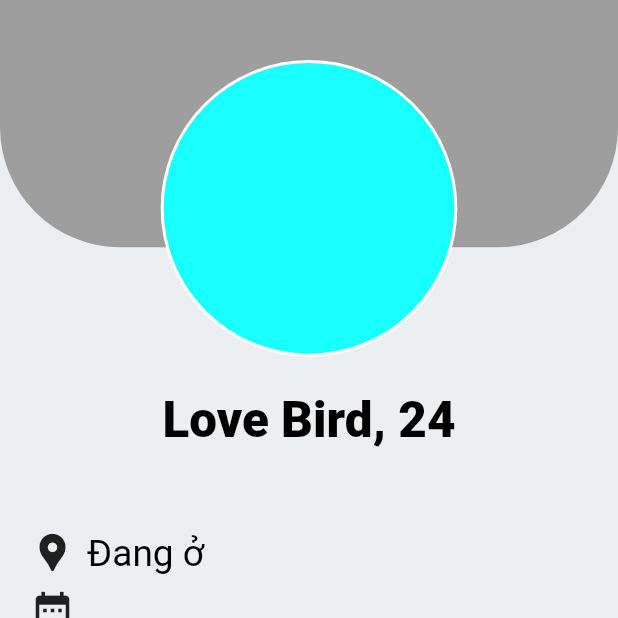
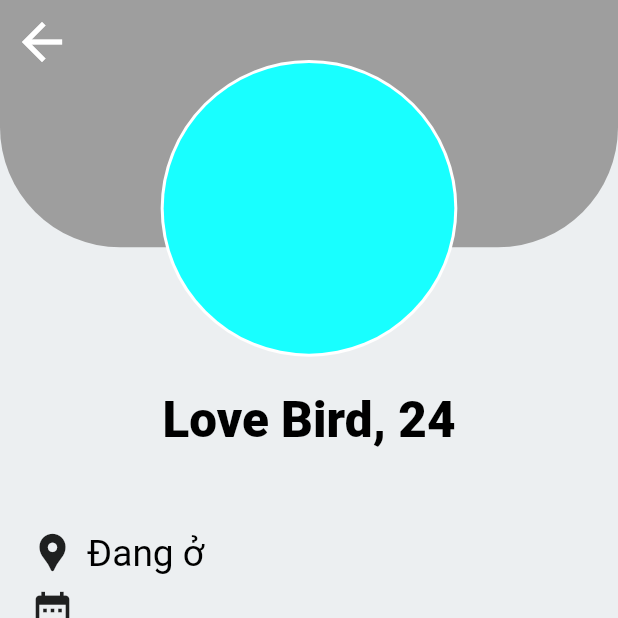
Before and after one commit to truonghoangduy/lovebird, a Flutter app: the BioEditScreen screen opened by its route, on a phone screen of 412 x 824 dp, the top half of it. Run offline on Flutter 3.47's test engine with Material 2 defaults, Android fonts, the phone set to English and light mode, and no system bars; our stand-ins replace bloc, cloud_firestore, curved_navigation_bar, equatable, firebase_auth, firebase_core and 4 more; accounts and stored records are empty; network calls fail.

Commit message:
Udate for route Bio edit
Change route Bio

```diff
--- a/lib/main.dart
+++ b/lib/main.dart
@@ -4,7 +4,6 @@ import 'package:flutter/services.dart';
 import 'package:lovebird/config/routes/routing.dart';
 import 'package:lovebird/di.dart';
 import 'package:lovebird/pages/auth/login.dart';
-import 'package:lovebird/models/bio_model.dart';
 import 'package:lovebird/pages/bio/bio_edit_screen.dart';
 import 'package:lovebird/pages/bio/bio_screen.dart';
 import 'package:lovebird/pages/main/main_screen.dart';
@@ -12,7 +11,6 @@ import 'package:lovebird/pages/match/match_screen.dart';
 import 'package:lovebird/pages/scan/scan_screen.dart';
 import 'package:lovebird/services/bio_service.dart';
 import 'package:lovebird/splash_screen.dart';
-import 'package:flutter_svg/flutter_svg.dart';
 
 void main() async {
   WidgetsFlutterBinding.ensureInitialized();
@@ -45,7 +43,7 @@ class MyApp extends StatelessWidget {
           AppRouting.mainRoute: (context) => const MainScreen(),
           AppRouting.bioeditRoute: (context) => const BioEditScreen(),
         },
-        home: const BioEditScreen(),
+        home: const MainScreen(),
       ),
     );
   }
--- a/lib/pages/bio/bio_edit_screen.dart
+++ b/lib/pages/bio/bio_edit_screen.dart
@@ -18,6 +18,15 @@ class _BioEditScreenState extends State<BioEditScreen> {
     return MediaQuery(
       data: MediaQuery.of(context).copyWith(textScaleFactor: 1),
       child: Scaffold(
+        // appBar: AppBar(
+        //   backgroundColor: Colors.transparent,
+        //   leading: IconButton(
+        //     icon: const Icon(Icons.arrow_back),
+        //     onPressed: () {
+        //       Navigator.of(context).pop();
+        //     },
+        //   ),
+        // ),
         backgroundColor: Colors.blueGrey[50],
         body: SizedBox(
           width: mediaQuery.width,
@@ -34,6 +43,16 @@ class _BioEditScreenState extends State<BioEditScreen> {
                     bottomRight: Radius.circular(80),
                   ),
                 ),
+              ),
+              IconButton(
+                icon: const Icon(
+                  Icons.arrow_back,
+                  color: Colors.white,
+                  size: 40,
+                ),
+                onPressed: () {
+                  Navigator.of(context).pop();
+                },
               ),
               const Positioned(
                   left: 0, right: 0, top: 40, child: CustomCircleAvatar()),
--- a/lib/pages/bio/bio_screen.dart
+++ b/lib/pages/bio/bio_screen.dart
@@ -1,10 +1,10 @@
 import 'package:flutter/material.dart';
+import 'package:lovebird/config/routes/routing.dart';
 import 'package:lovebird/config/styles/color.dart';
 import 'package:lovebird/pages/bio/bio_edit_screen.dart';
 import 'package:lovebird/pages/bio/custom_circle_avatar.dart';
 import 'package:lovebird/widgets/bio_screen/text_devider.dart';
 import 'custom_circle_avatar.dart';
-import 'package:lovebird/config/routes/routing.dart';
 
 class BioScreen extends StatefulWidget {
   const BioScreen({Key? key}) : super(key: key);
@@ -59,7 +59,7 @@ class _BioScreenState extends State<BioScreen> {
                     onPrimary: Colors.white, // foreground
                   ),
                   onPressed: () {
-                    BioEditScreen();
+                    Navigator.of(context).pushNamed(AppRouting.bioeditRoute);
                   },
                   child: const Icon(Icons.edit, size: 30),
                 ),
```
